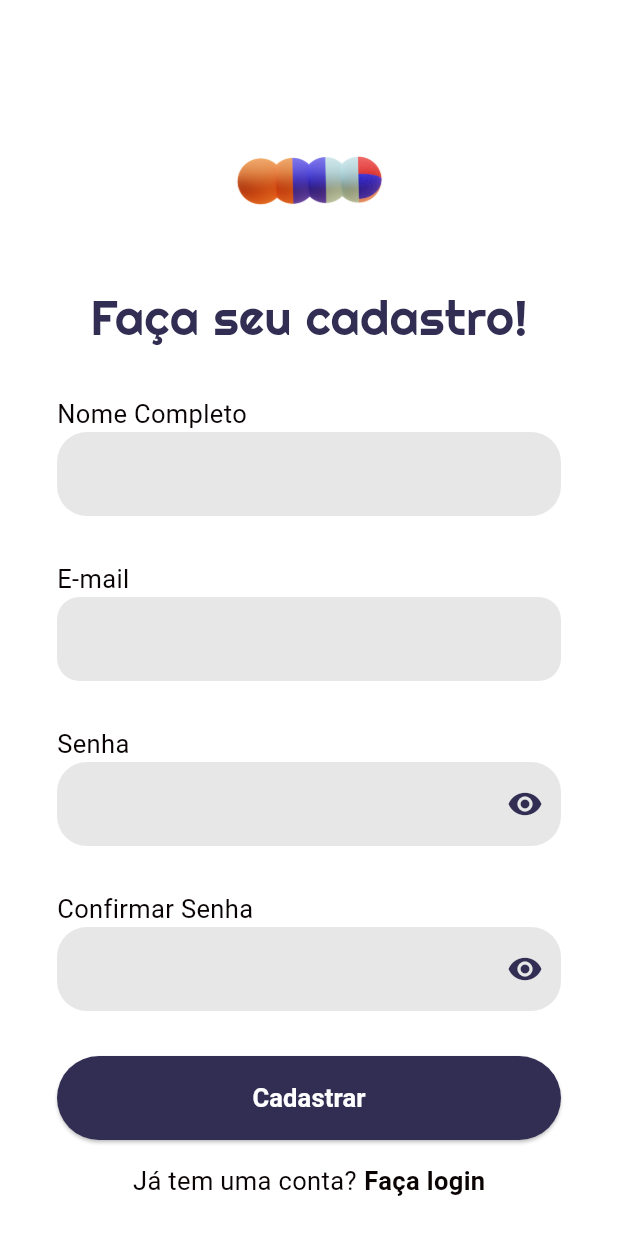
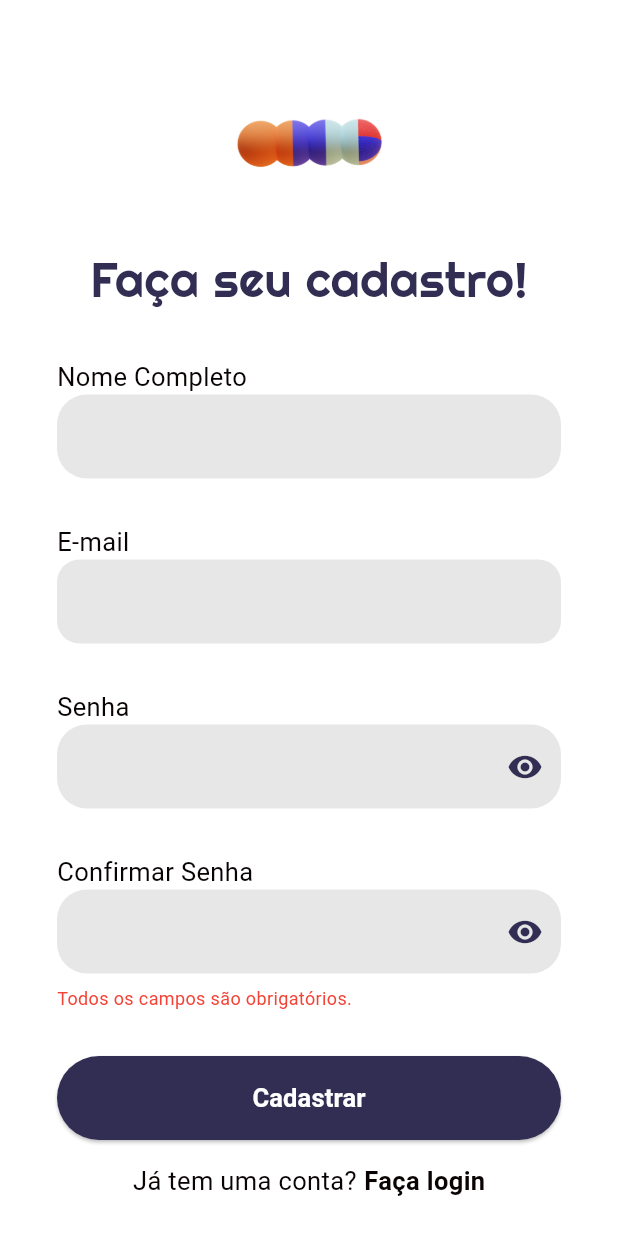
Before and after one commit to larissasoarre/MobiefyFlutter, a Flutter app: the PageContent widget shown alone on an empty page, opened directly, after a tap on "Cadastrar", on a phone screen of 412 x 824 dp. Run offline on Flutter 3.47's test engine with Material 3 defaults, Android fonts, the phone set to English and light mode, and no system bars; our stand-ins replace firebase_auth, firebase_core; accounts and stored records are empty.

Commit message:
feat: add firebase auth to signup screen

```diff
--- a/lib/views/signup_screen.dart
+++ b/lib/views/signup_screen.dart
@@ -1,7 +1,9 @@
 import 'package:flutter/material.dart';
 import 'package:mobiefy_flutter/constants/colors.dart';
 import 'package:mobiefy_flutter/constants/fonts.dart';
+import 'package:mobiefy_flutter/services/auth_service.dart';
 import 'package:mobiefy_flutter/views/login_screen.dart';
+import 'package:mobiefy_flutter/views/signup_success_screen.dart';
 import 'package:mobiefy_flutter/widgets/button.dart';
 
 class SignUpScreen extends StatefulWidget {
@@ -32,6 +34,98 @@ class PageContent extends StatefulWidget {
 class _PageContentState extends State<PageContent> {
   bool _hidePassword = true;
   bool _hideConfirmPassword = true;
+  final TextEditingController _nameController = TextEditingController();
+  final TextEditingController _emailController = TextEditingController();
+  final TextEditingController _passwordController = TextEditingController();
+  final TextEditingController _confirmPasswordController =
+      TextEditingController();
+  List<String> _passwordErrors = [];
+  String _confirmPasswordError = '';
+  String _generalError = '';
+  bool _isLoading = false;
+
+  List<String> _validatePassword(String password) {
+    List<String> errors = [];
+
+    if (password.isEmpty) {
+      errors.add('A senha não pode estar vazia.');
+      return errors;
+    }
+
+    if (password.length < 8) {
+      errors.add('A senha deve ter pelo menos 8 caracteres.');
+    }
+    if (!password.contains(RegExp(r'[A-Z]'))) {
+      errors.add('A senha deve conter pelo menos uma letra maiúscula.');
+    }
+    if (!password.contains(RegExp(r'[a-z]'))) {
+      errors.add('A senha deve conter pelo menos uma letra minúscula.');
+    }
+    if (!password.contains(RegExp(r'[0-9]'))) {
+      errors.add('A senha deve conter pelo menos um número.');
+    }
+    if (!password.contains(RegExp(r'[!@#$%^&*(),.?":{}|<>]'))) {
+      errors.add('A senha deve conter pelo menos um caractere especial.');
+    }
+
+    return errors;
+  }
+
+  Future<void> _handleSignup() async {
+    List<String> passwordErrors = _validatePassword(_passwordController.text);
+
+    if (_passwordController.text != _confirmPasswordController.text) {
+      setState(() {
+        _confirmPasswordError = 'As senhas informadas não coincidem.';
+      });
+      return;
+    } else {
+      setState(() {
+        _confirmPasswordError = '';
+      });
+    }
+
+    if (_nameController.text.trim().isEmpty ||
+        _emailController.text.trim().isEmpty ||
+        _passwordController.text.trim().isEmpty ||
+        _confirmPasswordController.text.trim().isEmpty) {
+      _generalError = 'Todos os campos são obrigatórios.';
+      return; // Exit the function early to prevent signup
+    }
+
+    if (passwordErrors.isNotEmpty) {
+      setState(() {
+        _passwordErrors = passwordErrors;
+      });
+      return;
+    }
+
+    setState(() {
+      _isLoading = true;
+    });
+
+    bool isSignupSuccessful = await AuthService().signup(
+      email: _emailController.text,
+      password: _passwordController.text,
+    );
+
+    if (!mounted) return;
+
+    setState(() {
+      _isLoading = false;
+    });
+
+    if (isSignupSuccessful) {
+      Navigator.push(
+        context,
+        MaterialPageRoute(builder: (context) => const SignUpSuccessScreen()),
+      );
+    } else {
+      ScaffoldMessenger.of(context).showSnackBar(
+        const SnackBar(content: Text('O cadastro falhou. Tente novamente.')),
+      );
+    }
+  }
 
   @override
   Widget build(BuildContext context) {
@@ -40,7 +134,7 @@ class _PageContentState extends State<PageContent> {
     return Container(
       padding: const EdgeInsets.fromLTRB(38.0, 60.0, 38.0, 25.0),
       color: AppColors.white,
-      height: screenHeight,
+      height: _passwordErrors.isEmpty ? screenHeight : null,
       child: Column(
         mainAxisAlignment: MainAxisAlignment.end,
         children: [
@@ -66,12 +160,15 @@ class _PageContentState extends State<PageContent> {
                   children: [
                     const Text("Nome Completo", style: AppFonts.inputLabel),
                     TextFormField(
+                      controller: _nameController,
                       decoration: InputDecoration(
                         filled: true,
                         fillColor: AppColors.brightShade,
                         border: OutlineInputBorder(
                           borderSide: BorderSide.none,
-                              borderRadius: BorderRadius.circular(20))),
+                          borderRadius: BorderRadius.circular(20),
+                        ),
+                      ),
                     ),
                     const SizedBox(height: 30.0),
                     Column(
@@ -79,31 +176,33 @@ class _PageContentState extends State<PageContent> {
                       children: [
                         const Text("E-mail", style: AppFonts.inputLabel),
                         TextFormField(
+                          controller: _emailController,
                           decoration: InputDecoration(
                             filled: true,
                             fillColor: AppColors.brightShade,
                             border: OutlineInputBorder(
                               borderSide: BorderSide.none,
-                                borderRadius: BorderRadius.circular(15)),
+                              borderRadius: BorderRadius.circular(15),
                             ),
-                        )
+                          ),
+                        ),
                       ],
                     ),
                     const SizedBox(height: 30.0),
-                    Column(
-                      children: [
                     Column(
                       crossAxisAlignment: CrossAxisAlignment.start,
                       children: [
                         const Text("Senha", style: AppFonts.inputLabel),
                         TextFormField(
+                          controller: _passwordController,
                           obscureText: _hidePassword,
                           decoration: InputDecoration(
                             filled: true,
                             fillColor: AppColors.brightShade,
                             border: OutlineInputBorder(
                               borderSide: BorderSide.none,
-                                    borderRadius: BorderRadius.circular(20)),
+                              borderRadius: BorderRadius.circular(20),
+                            ),
                             suffixIcon: IconButton(
                               icon: Icon(
                                 _hidePassword
@@ -120,7 +219,21 @@ class _PageContentState extends State<PageContent> {
                             ),
                           ),
                         ),
-                          ],
+                        if (_passwordErrors.isNotEmpty)
+                          Column(
+                            crossAxisAlignment: CrossAxisAlignment.start,
+                            children: _passwordErrors
+                                .map((error) => Padding(
+                                      padding: const EdgeInsets.only(top: 8.0),
+                                      child: Text(
+                                        error,
+                                        style: const TextStyle(
+                                          color: Colors.red,
+                                          fontSize: 12,
+                                        ),
+                                      ),
+                                    ))
+                                .toList(),
                           ),
                         const SizedBox(height: 30.0),
                         Column(
@@ -129,13 +242,15 @@ class _PageContentState extends State<PageContent> {
                             const Text("Confirmar Senha",
                                 style: AppFonts.inputLabel),
                             TextFormField(
+                              controller: _confirmPasswordController,
                               obscureText: _hideConfirmPassword,
                               decoration: InputDecoration(
                                 filled: true,
                                 fillColor: AppColors.brightShade,
                                 border: OutlineInputBorder(
                                   borderSide: BorderSide.none,
-                                    borderRadius: BorderRadius.circular(20)),
+                                  borderRadius: BorderRadius.circular(20),
+                                ),
                                 suffixIcon: IconButton(
                                   icon: Icon(
                                     _hideConfirmPassword
@@ -152,11 +267,33 @@ class _PageContentState extends State<PageContent> {
                                 ),
                               ),
                             ),
-                            const SizedBox(height: 30.0)
+                            if (_confirmPasswordError.isNotEmpty)
+                              Padding(
+                                padding: const EdgeInsets.only(top: 8.0),
+                                child: Text(
+                                  _confirmPasswordError,
+                                  style: const TextStyle(
+                                    color: Colors.red,
+                                    fontSize: 12,
+                                  ),
+                                ),
+                              ),
+                            if (_generalError.isNotEmpty)
+                              Padding(
+                                padding: const EdgeInsets.only(top: 8.0),
+                                child: Text(
+                                  _generalError,
+                                  style: const TextStyle(
+                                    color: Colors.red,
+                                    fontSize: 12,
+                                  ),
+                                ),
+                              ),
+                            const SizedBox(height: 30.0),
                           ],
-                        )
+                        ),
                       ],
-                    )
+                    ),
                   ],
                 ),
               ],
@@ -164,11 +301,14 @@ class _PageContentState extends State<PageContent> {
           ),
           Column(
             children: [
+              if (_isLoading)
+                const CircularProgressIndicator() // Loader
+              else
                 CustomButton(
                   label: 'Cadastrar',
                   color: AppColors.primary,
                   textColor: AppColors.white,
-                onPressed: () {},
+                  onPressed: _handleSignup,
                 ),
               const SizedBox(height: 15.0),
               Row(
@@ -199,7 +339,7 @@ class _PageContentState extends State<PageContent> {
                 ],
               ),
             ],
-          )
+          ),
         ],
       ),
     );
--- a/pubspec.yaml
+++ b/pubspec.yaml
@@ -61,6 +61,7 @@ flutter:
     - lib/assets/images/welcome.png
     - lib/assets/images/login.png
     - lib/assets/images/create_account.png
+    - lib/assets/images/success.png
   fonts:
     - family: Roboto
       fonts:
```
Also changed, not shown: lib/services/auth_service.dart (added, +19 -0 lines), lib/views/signup_success_screen.dart (added, +40 -0 lines). Lines whose indentation alone changed are shown as unchanged.
